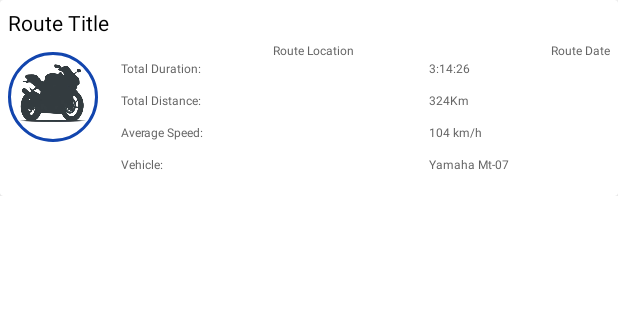
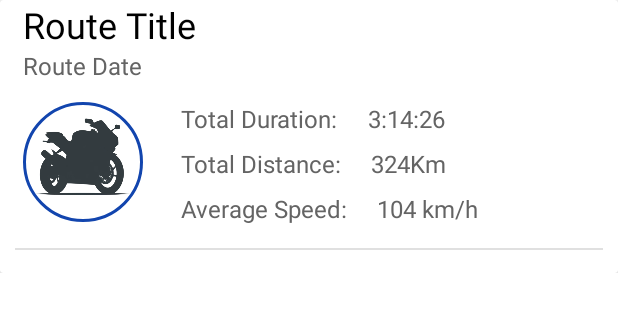
Before and after one commit to Terciodecuplo/Wheely, an Android app: the layout track_history_recycler.xml on its own in the app's theme, with its tools: preview values and no code run, on a phone screen of 412 x 824 dp. Shown: the top 312 px of the screen. Run offline under Robolectric (Android 15) with nearby library versions, the phone set to English and light mode, and no system bars.

Commit message:
Added UI changes to the track history
 - The title has been changed, so now it can hold the title and the moto brand and model.
 - The title has been formatted so the route name has a bigger size and bold style.
 - The rest of the textViews has been rearranged and changed their sizes to be more readable.
 - There are a new View used as a horizontal divider of each element in the recycler.

 - Now the image in the vehicle list is circular.

```diff
--- a/app/src/main/res/layout/track_history_recycler.xml
+++ b/app/src/main/res/layout/track_history_recycler.xml
@@ -1,6 +1,7 @@
 <?xml version="1.0" encoding="utf-8"?>
 <androidx.constraintlayout.widget.ConstraintLayout xmlns:android="http://schemas.android.com/apk/res/android"
     xmlns:app="http://schemas.android.com/apk/res-auto"
+    xmlns:tools="http://schemas.android.com/tools"
     android:layout_width="match_parent"
     android:layout_height="wrap_content">
 
@@ -14,62 +15,49 @@
 
         <androidx.constraintlayout.widget.ConstraintLayout
             android:layout_width="match_parent"
-            android:layout_height="match_parent"
-            android:padding="5dp">
+            android:layout_height="match_parent">
 
             <TextView
                 android:id="@+id/routeTitle_text"
-                android:layout_width="wrap_content"
+                android:layout_width="match_parent"
                 android:layout_height="wrap_content"
+                android:layout_marginStart="15dp"
                 android:text="Route Title"
+                android:textSize="24sp"
                 app:layout_constraintStart_toStartOf="parent"
                 app:layout_constraintTop_toTopOf="parent" />
 
 
             <TextView
-                android:id="@+id/routeLocation_text"
-                android:layout_width="wrap_content"
-                android:layout_height="wrap_content"
-                android:layout_marginStart="5dp"
-                android:layout_marginTop="3dp"
-                android:text="Route Location"
-                android:textColor="@color/subtext_grey"
-                android:textSize="8dp"
-                app:layout_constraintEnd_toEndOf="parent"
-                app:layout_constraintStart_toStartOf="@+id/routeTitle_text"
-                app:layout_constraintTop_toBottomOf="@+id/routeTitle_text" />
-
-            <TextView
-                android:id="@+id/routeDate_text"
+                android:id="@+id/route_date_text"
                 android:layout_width="wrap_content"
                 android:layout_height="wrap_content"
                 android:text="Route Date"
                 android:textColor="@color/subtext_grey"
-                android:textSize="8dp"
-                app:layout_constraintEnd_toEndOf="parent"
-                app:layout_constraintTop_toTopOf="@+id/routeLocation_text" />
+                android:textSize="16sp"
+                app:layout_constraintStart_toStartOf="@+id/routeTitle_text"
+                app:layout_constraintTop_toBottomOf="@+id/routeTitle_text" />
 
             <TextView
                 android:id="@+id/routeDuration_text"
                 android:layout_width="wrap_content"
                 android:layout_height="wrap_content"
-                android:layout_marginLeft="15dp"
-                android:layout_marginTop="5dp"
-                android:paddingBottom="10dp"
+                android:layout_marginStart="25dp"
+                android:layout_marginTop="13dp"
                 android:text="Total Duration:"
                 android:textColor="@color/subtext_grey"
-                android:textSize="8dp"
+                android:textSize="16sp"
                 app:layout_constraintStart_toEndOf="@+id/vehicleUsed_image"
-                app:layout_constraintTop_toTopOf="@+id/vehicleUsed_image" />
+                app:layout_constraintTop_toBottomOf="@+id/route_date_text" />
 
             <TextView
                 android:id="@+id/routeDistance_text"
                 android:layout_width="wrap_content"
                 android:layout_height="wrap_content"
-                android:paddingBottom="10dp"
+                android:layout_marginTop="8dp"
                 android:text="Total Distance:"
                 android:textColor="@color/subtext_grey"
-                android:textSize="8dp"
+                android:textSize="16sp"
                 app:layout_constraintStart_toStartOf="@+id/routeDuration_text"
                 app:layout_constraintTop_toBottomOf="@+id/routeDuration_text" />
 
@@ -77,87 +65,69 @@
                 android:id="@+id/routeAvgSpeed_text"
                 android:layout_width="wrap_content"
                 android:layout_height="wrap_content"
-                android:paddingBottom="10dp"
+                android:layout_marginTop="8dp"
                 android:text="Average Speed:"
                 android:textColor="@color/subtext_grey"
-                android:textSize="8dp"
+                android:textSize="16sp"
                 app:layout_constraintStart_toStartOf="@+id/routeDistance_text"
                 app:layout_constraintTop_toBottomOf="@+id/routeDistance_text" />
-
-            <TextView
-                android:id="@+id/vehicle_text"
-                android:layout_width="wrap_content"
-                android:layout_height="wrap_content"
-                android:paddingBottom="10dp"
-                android:text="Vehicle:"
-                android:textColor="@color/subtext_grey"
-                android:textSize="8dp"
-                app:layout_constraintStart_toStartOf="@+id/routeAvgSpeed_text"
-                app:layout_constraintTop_toBottomOf="@+id/routeAvgSpeed_text" />
 
             <TextView
                 android:id="@+id/duration_text"
                 android:layout_width="wrap_content"
                 android:layout_height="wrap_content"
-                android:layout_marginTop="5dp"
-                android:paddingBottom="10dp"
+                android:layout_marginStart="20dp"
                 android:text="3:14:26"
                 android:textColor="@color/subtext_grey"
-                android:textSize="8dp"
-                app:layout_constraintStart_toEndOf="@+id/guideline7"
-                app:layout_constraintTop_toTopOf="@+id/vehicleUsed_image" />
+                android:textSize="16sp"
+                app:layout_constraintStart_toEndOf="@+id/routeDuration_text"
+                app:layout_constraintTop_toTopOf="@+id/routeDuration_text" />
 
             <TextView
                 android:id="@+id/distance_text"
                 android:layout_width="wrap_content"
                 android:layout_height="wrap_content"
-                android:paddingBottom="10dp"
+                android:layout_marginStart="20dp"
                 android:text="324Km"
                 android:textColor="@color/subtext_grey"
-                android:textSize="8dp"
-                app:layout_constraintStart_toStartOf="@+id/guideline7"
-                app:layout_constraintTop_toBottomOf="@+id/routeDuration_text" />
+                android:textSize="16sp"
+                app:layout_constraintStart_toEndOf="@+id/routeDistance_text"
+                app:layout_constraintTop_toTopOf="@+id/routeDistance_text" />
 
             <TextView
                 android:id="@+id/avgSpeed_text"
                 android:layout_width="wrap_content"
                 android:layout_height="wrap_content"
-                android:paddingBottom="10dp"
+                android:layout_marginStart="20dp"
                 android:text="104 km/h"
                 android:textColor="@color/subtext_grey"
-                android:textSize="8dp"
-                app:layout_constraintStart_toEndOf="@+id/guideline7"
-                app:layout_constraintTop_toBottomOf="@+id/routeDistance_text" />
-
-            <TextView
-                android:id="@+id/vehicleName_text"
-                android:layout_width="wrap_content"
-                android:layout_height="wrap_content"
-                android:paddingBottom="10dp"
-                android:text="Yamaha Mt-07"
-                android:textColor="@color/subtext_grey"
-                android:textSize="8dp"
-                app:layout_constraintStart_toEndOf="@+id/guideline7"
-                app:layout_constraintTop_toBottomOf="@+id/routeAvgSpeed_text" />
+                android:textSize="16sp"
+                app:layout_constraintStart_toEndOf="@+id/routeAvgSpeed_text"
+                app:layout_constraintTop_toTopOf="@+id/routeAvgSpeed_text" />
 
             <de.hdodenhof.circleimageview.CircleImageView
                 android:id="@+id/vehicleUsed_image"
-                android:layout_width="60dp"
-                android:layout_height="60dp"
+                android:layout_width="80dp"
+                android:layout_height="80dp"
                 android:layout_alignParentStart="true"
-                android:layout_marginVertical="10dp"
                 android:src="@drawable/vehicle_placeholder"
                 app:civ_border_color="@color/colorPrimaryDark"
                 app:civ_border_width="2dp"
+                app:layout_constraintStart_toStartOf="@+id/route_date_text"
+                app:layout_constraintTop_toTopOf="@+id/routeDuration_text" />
+
+            <View
+                android:id="@+id/divider"
+                android:layout_width="0dp"
+                android:layout_height="1dp"
+                android:layout_marginVertical="15dp"
+                android:layout_marginHorizontal="10dp"
+                android:background="?android:attr/listDivider"
+                app:layout_constraintBottom_toBottomOf="parent"
+                app:layout_constraintEnd_toEndOf="parent"
                 app:layout_constraintStart_toStartOf="parent"
-                app:layout_constraintTop_toBottomOf="@+id/routeTitle_text" />
+                app:layout_constraintTop_toBottomOf="@+id/routeAvgSpeed_text" />
 
-            <androidx.constraintlayout.widget.Guideline
-                android:id="@+id/guideline7"
-                android:layout_width="wrap_content"
-                android:layout_height="wrap_content"
-                android:orientation="vertical"
-                app:layout_constraintGuide_percent="0.7" />
         </androidx.constraintlayout.widget.ConstraintLayout>
     </androidx.cardview.widget.CardView>
 </androidx.constraintlayout.widget.ConstraintLayout>
--- a/app/src/main/res/values/strings.xml
+++ b/app/src/main/res/values/strings.xml
@@ -104,7 +104,9 @@
     <string name="accuracy_threshold_reached">GPS signal good for tracking!</string>
     <string name="snackbar_dismiss">Dismiss</string>
     <string name="user_stats_menu_item">User stats</string>
-    <string name="vehicle_used_in_track" translatable="false">%1$s %2$s</string>
+    <string name="vehicle_used_in_track">%1$s with my %2$s %3$s</string>
+    <string name="date_time_history_list">On %1$s at %2$s</string>
+    <string name="default_track_name">Route</string>
     <string name="acc_check_disabled" translatable="false">Pre-launch acc. check OFF.</string>
     <string name="tracking_notification_elapsed_time">Elapsed time: </string>
     <string name="tracking_notification_title">Wheely - Route in progress</string>
```
Also changed, not shown: app/src/main/java/com/jmblfma/wheely/adapter/TrackHistoryAdapter.kt (+85 -19 lines), app/src/main/res/layout/user_profile_main.xml (+8 -7 lines), app/src/main/res/layout/vehicle_list_recycler.xml (+3 -4 lines), 1 other file.
